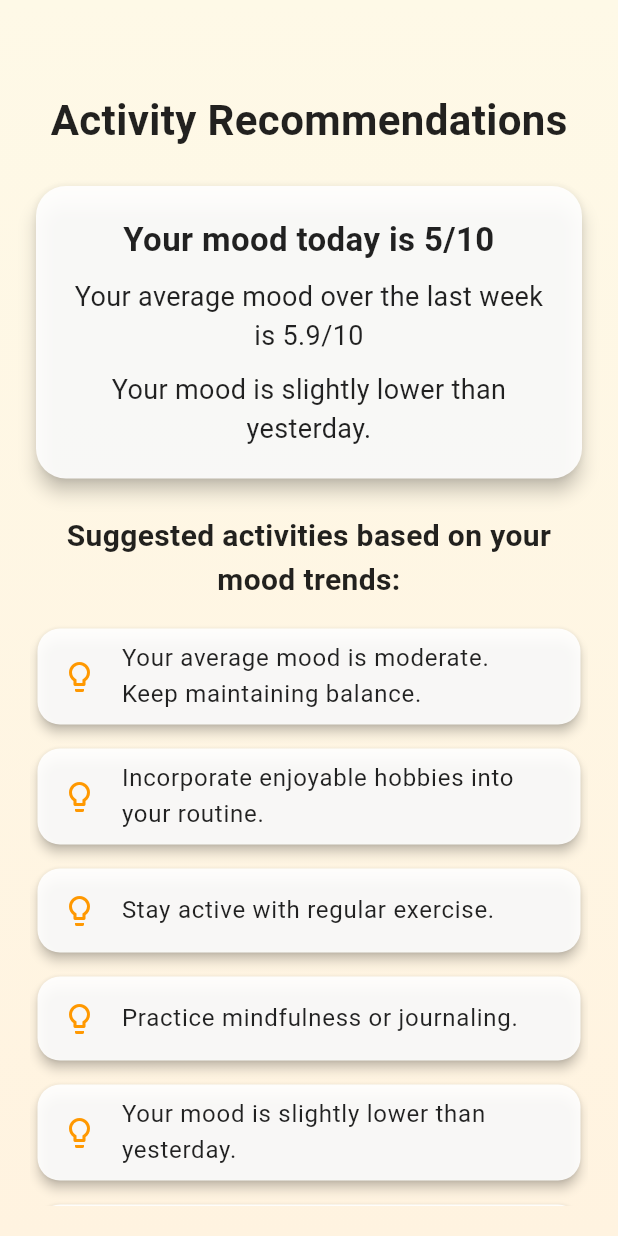
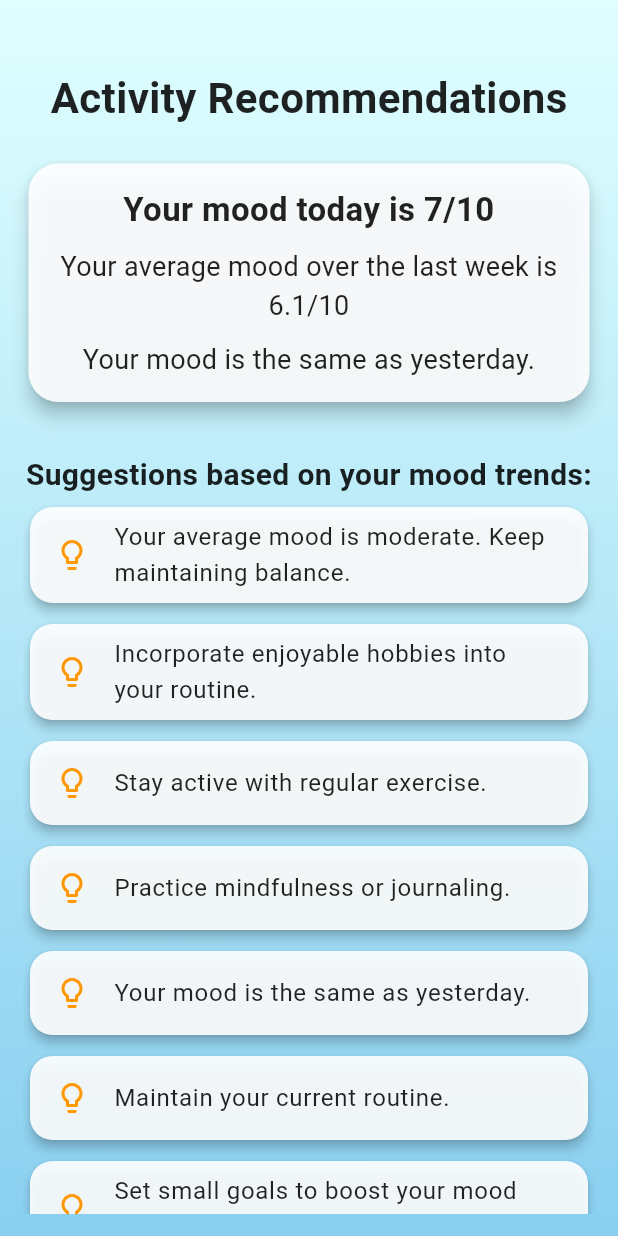
Before and after one commit to K33w3/FlutterMoodApp, a Flutter app: the screen it shows after launch, swiped to page 4, on a phone screen of 412 x 824 dp. Run offline on Flutter 3.47's test engine with Material 3 defaults, Android fonts, the phone set to English and light mode, and no system bars; our stand-ins replace fl_chart.

Commit message:
Background gradient color improvements for page transitions

```diff
--- a/lib/screens/activity.dart
+++ b/lib/screens/activity.dart
@@ -39,16 +39,16 @@ class ActivityScreen extends StatelessWidget {
       body: Container(
         decoration: const BoxDecoration(
           gradient: LinearGradient(
-            colors: [Color(0xFFFEF9E7), Color(0xFFFFF3E0)],
+            colors: [Color(0xFFE0FFFF), Color(0xFF89CFF0)],
             begin: Alignment.topCenter,
             end: Alignment.bottomCenter,
           ),
         ),
         child: Padding(
-          padding: const EdgeInsets.all(20.0),
+          padding: const EdgeInsets.all(15.0),
           child: Column(
             children: [
-              const SizedBox(height: 40),
+              const SizedBox(height: 30),
               const Text(
                 'Activity Recommendations',
                 style: TextStyle(
@@ -63,7 +63,7 @@ class ActivityScreen extends StatelessWidget {
                     borderRadius: BorderRadius.circular(20)),
                 elevation: 5,
                 child: Padding(
-                  padding: const EdgeInsets.all(20.0),
+                  padding: const EdgeInsets.all(15.0),
                   child: Column(
                     children: [
                       Text(
@@ -94,16 +94,15 @@ class ActivityScreen extends StatelessWidget {
                   ),
                 ),
               ),
-              const SizedBox(height: 20),
+              const SizedBox(height: 30),
               const Text(
-                'Suggested activities based on your mood trends:',
+                'Suggestions based on your mood trends:',
                 style: TextStyle(
                     fontSize: 20,
                     fontWeight: FontWeight.bold,
                     color: Colors.black87), // Changed text color
                 textAlign: TextAlign.center,
               ),
-              const SizedBox(height: 10),
               Expanded(
                 child: ListView.builder(
                   itemCount: recommendations.length,
@@ -114,7 +113,7 @@ class ActivityScreen extends StatelessWidget {
                           borderRadius: BorderRadius.circular(15)),
                       elevation: 3,
                       margin: const EdgeInsets.symmetric(
-                          vertical: 8.0, horizontal: 5.0),
+                          vertical: 7.0, horizontal: 5.0),
                       child: ListTile(
                         leading: const Icon(Icons.lightbulb_outline,
                             color: Colors.orange),
@@ -143,8 +142,7 @@ class ActivityScreen extends StatelessWidget {
 
     // Recommendations based on average mood
     if (averageMood <= 4) {
-      recommendations.add(
-          'Your average mood has been low. Consider self-care activities.');
+      recommendations.add('Consider self-care activities to improve your mood.');
       recommendations.add('Reach out to friends or family for support.');
       recommendations
           .add('Engage in relaxing activities like meditation or yoga.');
--- a/lib/screens/friends.dart
+++ b/lib/screens/friends.dart
@@ -13,11 +13,10 @@ class FriendsScreen extends StatelessWidget {
   @override
   Widget build(BuildContext context) {
     return Scaffold(
-      // Replaced background image with gradient
       body: Container(
         decoration: const BoxDecoration(
           gradient: LinearGradient(
-            colors: [Color(0xFF89CFF0), Color(0xFFE0FFFF)],
+            colors: [Color(0xFFE0FFFF), Color(0xFF89CFF0)],
             begin: Alignment.topCenter,
             end: Alignment.bottomCenter,
           ),
--- a/lib/screens/home.dart
+++ b/lib/screens/home.dart
@@ -12,14 +12,13 @@ class MoodTrackerHome extends StatefulWidget {
 }
 
 class _MoodTrackerHomeState extends State<MoodTrackerHome> {
-  double _currentSliderValue = 5;
+  double _currentSliderValue = 7;
   String? recipientName;
   final PageController _pageController = PageController();
 
   @override
   Widget build(BuildContext context) {
     return Scaffold(
-      // Added a gradient background
       body: Container(
         decoration: const BoxDecoration(
           gradient: LinearGradient(
```
Also changed, not shown: lib/screens/analy.dart (+2 -10 lines), lib/screens/hug.dart (+4 -3 lines).
